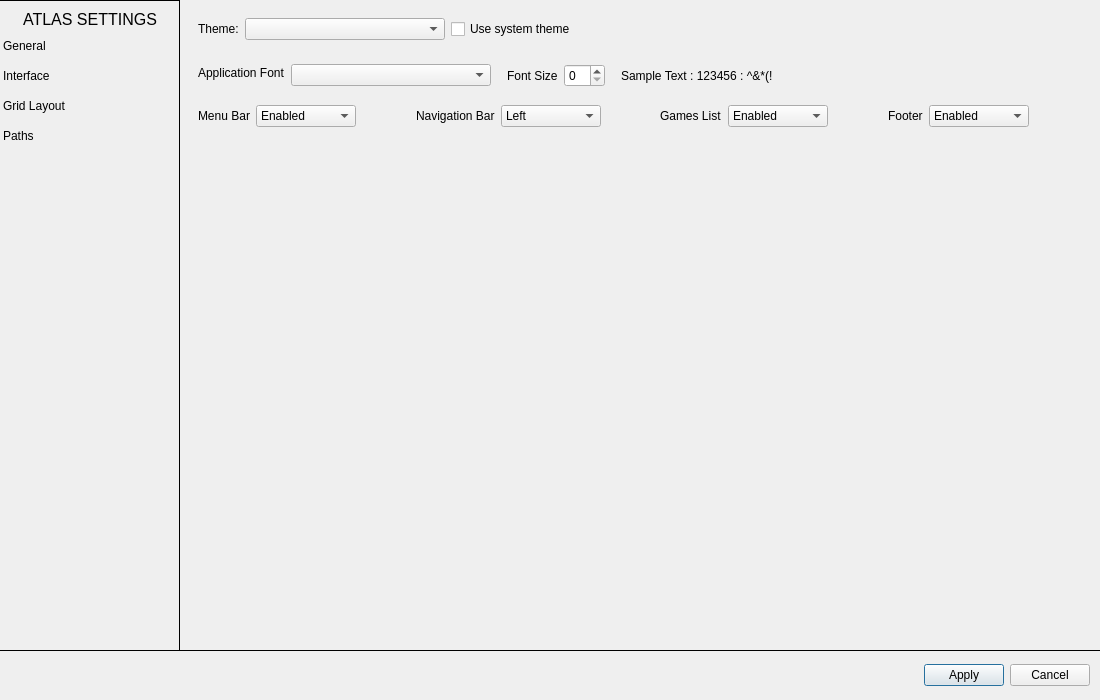
Old version of the form atlas/ui/dialog/SettingsDialog.ui in the repository KJNeko/Atlas.
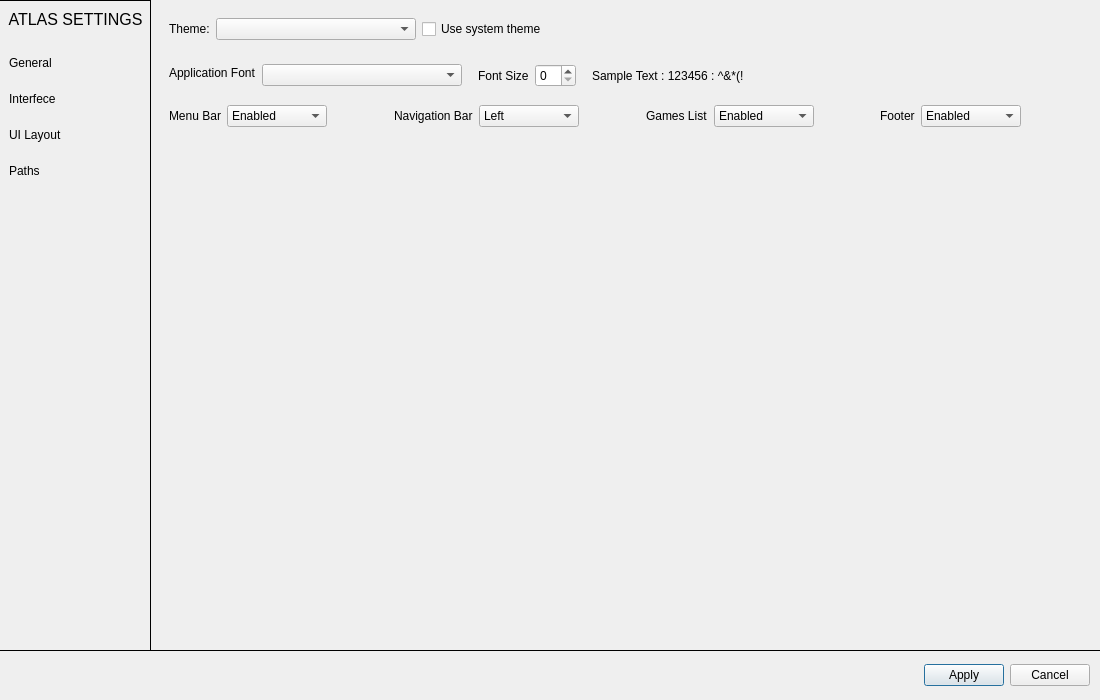
New version of the form. The open tabs and pages were chosen to show the change.

```diff
--- a/atlas/ui/dialog/SettingsDialog.ui
+++ b/atlas/ui/dialog/SettingsDialog.ui
@@ -71,8 +71,8 @@
       <property name="spacing">
        <number>0</number>
       </property>
-      <item row="2" column="0">
-       <spacer name="verticalSpacer_5">
+      <item row="0" column="0">
+       <spacer name="verticalSpacer_3">
         <property name="orientation">
          <enum>Qt::Vertical</enum>
         </property>
@@ -87,79 +87,6 @@
         </property>
        </spacer>
       </item>
-      <item row="3" column="0">
-       <widget class="QListWidget" name="settingsList">
-        <property name="sizePolicy">
-         <sizepolicy hsizetype="MinimumExpanding" vsizetype="MinimumExpanding">
-          <horstretch>0</horstretch>
-          <verstretch>0</verstretch>
-         </sizepolicy>
-        </property>
-        <property name="minimumSize">
-         <size>
-          <width>100</width>
-          <height>0</height>
-         </size>
-        </property>
-        <property name="maximumSize">
-         <size>
-          <width>180</width>
-          <height>16777215</height>
-         </size>
-        </property>
-        <property name="styleSheet">
-         <string notr="true">background:transparent;
-border:none;</string>
-        </property>
-        <property name="flow">
-         <enum>QListView::TopToBottom</enum>
-        </property>
-        <property name="isWrapping" stdset="0">
-         <bool>false</bool>
-        </property>
-        <property name="spacing">
-         <number>0</number>
-        </property>
-        <property name="gridSize">
-         <size>
-          <width>0</width>
-          <height>30</height>
-         </size>
-        </property>
-        <property name="viewMode">
-         <enum>QListView::ListMode</enum>
-        </property>
-        <property name="modelColumn">
-         <number>0</number>
-        </property>
-        <property name="uniformItemSizes">
-         <bool>true</bool>
-        </property>
-        <property name="itemAlignment">
-         <set>Qt::AlignLeading|Qt::AlignLeft|Qt::AlignVCenter</set>
-        </property>
-        <item>
-         <property name="text">
-          <string>General</string>
-         </property>
-        </item>
-        <item>
-         <property name="text">
-          <string>Interface</string>
-         </property>
-        </item>
-        <item>
-         <property name="text">
-          <string>Grid Layout</string>
-         </property>
-        </item>
-        <item>
-         <property name="text">
-          <string>Paths</string>
-         </property>
-        </item>
-       </widget>
-      </item>
       <item row="1" column="0">
        <widget class="QLabel" name="label_28">
         <property name="font">
@@ -179,8 +106,109 @@
         </property>
        </widget>
       </item>
-      <item row="0" column="0">
-       <spacer name="verticalSpacer_3">
+      <item row="3" column="0">
+       <widget class="QWidget" name="widget_3" native="true">
+        <property name="sizePolicy">
+         <sizepolicy hsizetype="MinimumExpanding" vsizetype="MinimumExpanding">
+          <horstretch>0</horstretch>
+          <verstretch>0</verstretch>
+         </sizepolicy>
+        </property>
+        <layout class="QVBoxLayout" name="verticalLayout">
+         <item>
+          <widget class="QLabel" name="label_43">
+           <property name="sizePolicy">
+            <sizepolicy hsizetype="Preferred" vsizetype="Fixed">
+             <horstretch>0</horstretch>
+             <verstretch>0</verstretch>
+            </sizepolicy>
+           </property>
+           <property name="minimumSize">
+            <size>
+             <width>0</width>
+             <height>30</height>
+            </size>
+           </property>
+           <property name="text">
+            <string>General</string>
+           </property>
+          </widget>
+         </item>
+         <item>
+          <widget class="QLabel" name="label_42">
+           <property name="sizePolicy">
+            <sizepolicy hsizetype="Preferred" vsizetype="Fixed">
+             <horstretch>0</horstretch>
+             <verstretch>0</verstretch>
+            </sizepolicy>
+           </property>
+           <property name="minimumSize">
+            <size>
+             <width>0</width>
+             <height>30</height>
+            </size>
+           </property>
+           <property name="text">
+            <string>Interfece</string>
+           </property>
+          </widget>
+         </item>
+         <item>
+          <widget class="QLabel" name="label_39">
+           <property name="sizePolicy">
+            <sizepolicy hsizetype="Preferred" vsizetype="Fixed">
+             <horstretch>0</horstretch>
+             <verstretch>0</verstretch>
+            </sizepolicy>
+           </property>
+           <property name="minimumSize">
+            <size>
+             <width>0</width>
+             <height>30</height>
+            </size>
+           </property>
+           <property name="text">
+            <string>UI Layout</string>
+           </property>
+          </widget>
+         </item>
+         <item>
+          <widget class="QLabel" name="label_44">
+           <property name="sizePolicy">
+            <sizepolicy hsizetype="Preferred" vsizetype="Fixed">
+             <horstretch>0</horstretch>
+             <verstretch>30</verstretch>
+            </sizepolicy>
+           </property>
+           <property name="minimumSize">
+            <size>
+             <width>0</width>
+             <height>30</height>
+            </size>
+           </property>
+           <property name="text">
+            <string>Paths</string>
+           </property>
+          </widget>
+         </item>
+         <item>
+          <spacer name="verticalSpacer_2">
+           <property name="orientation">
+            <enum>Qt::Vertical</enum>
+           </property>
+           <property name="sizeHint" stdset="0">
+            <size>
+             <width>20</width>
+             <height>40</height>
+            </size>
+           </property>
+          </spacer>
+         </item>
+        </layout>
+       </widget>
+      </item>
+      <item row="2" column="0">
+       <spacer name="verticalSpacer_5">
         <property name="orientation">
          <enum>Qt::Vertical</enum>
         </property>
@@ -291,7 +319,7 @@
 </string>
      </property>
      <property name="currentIndex">
-      <number>2</number>
+      <number>1</number>
      </property>
      <widget class="QWidget" name="settingsGeneral">
       <layout class="QGridLayout" name="gridLayout_7">
```
